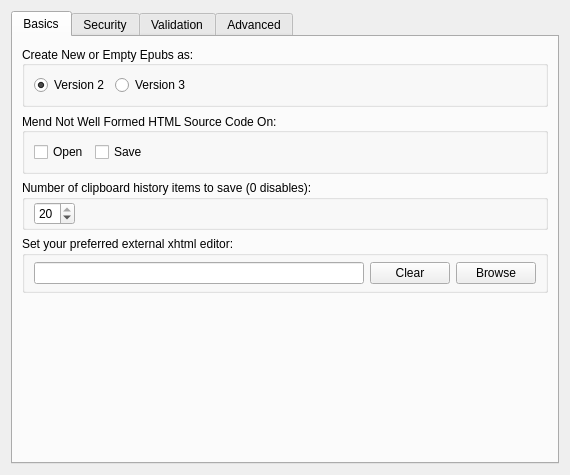
Sigil-Ebook/Sigil, file src/Form_Files/PGeneralSettingsWidget.ui: the form before one commit.
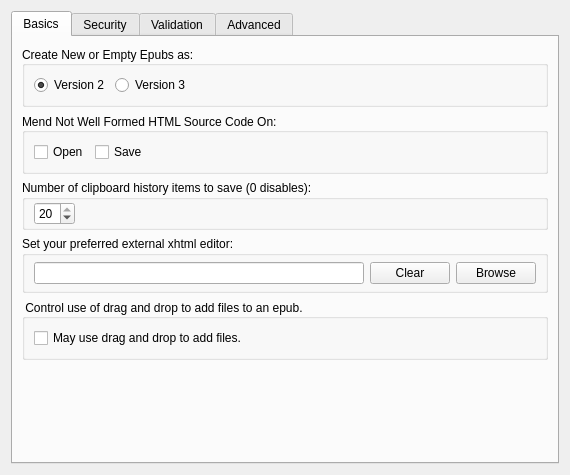
The form after the commit.

Commit message: use a Sigil Preference to control drop zone visibility

Diff of the .ui file:
```diff
--- a/src/Form_Files/PGeneralSettingsWidget.ui
+++ b/src/Form_Files/PGeneralSettingsWidget.ui
@@ -234,6 +234,40 @@
          </layout>
         </widget>
        </item>
+       <item>
+        <widget class="QGroupBox" name="groupBox_77">
+         <property name="toolTip">
+          <string>Determine if files can be dragged and dropped to add them to an epub.</string>
+         </property>
+         <property name="title">
+          <string> Control use of drag and drop to add files to an epub.</string>
+         </property>
+         <property name="alignment">
+          <set>Qt::AlignLeading|Qt::AlignLeft|Qt::AlignVCenter</set>
+         </property>
+         <layout class="QGridLayout" name="gridLayout77">
+          <item row="0" column="0">
+           <widget class="QCheckBox" name="useFileDrop">
+            <property name="sizePolicy">
+             <sizepolicy hsizetype="Preferred" vsizetype="Fixed">
+              <horstretch>0</horstretch>
+              <verstretch>0</verstretch>
+             </sizepolicy>
+            </property>
+            <property name="focusPolicy">
+             <enum>Qt::TabFocus</enum>
+            </property>
+            <property name="toolTip">
+             <string>Check to use drag and drop to add files to your epub.</string>
+            </property>
+            <property name="text">
+             <string>May use drag and drop to add files.</string>
+            </property>
+           </widget>
+          </item>
+         </layout>
+        </widget>
+       </item>
        <item>
         <spacer name="verticalSpacer">
          <property name="orientation">
```
The commit also changes 6 other files.
